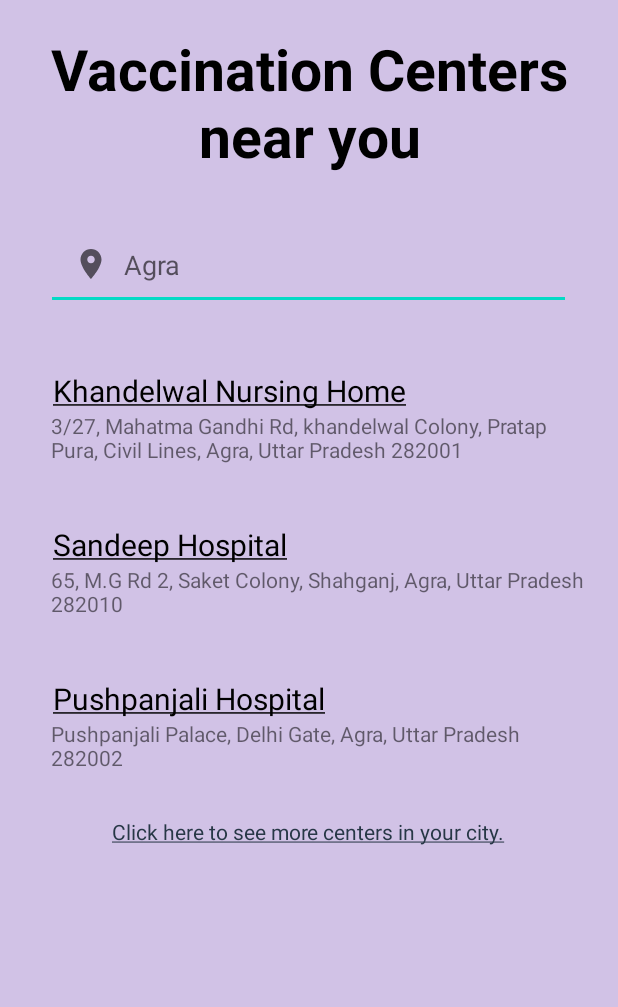
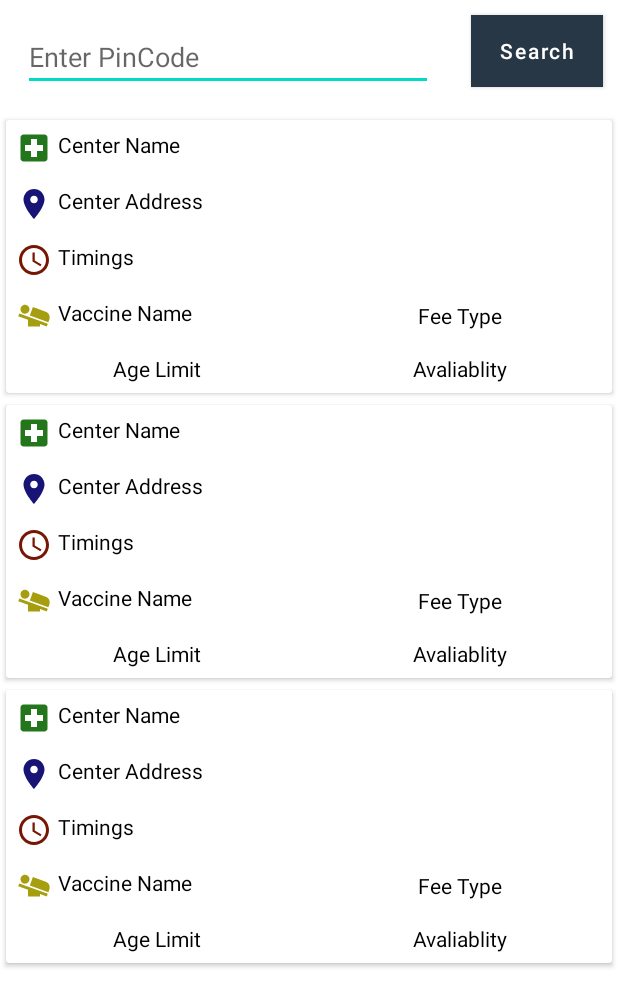
Before and after one commit to abhi6377/Co-HELP, an Android app: the layout activity_vaccine.xml on its own in the app's theme, with its tools: preview values and no code run, on a phone screen of 412 x 824 dp. Shown: the top 1007 px of the screen. Run offline under Robolectric (Android 15) with nearby library versions, the phone set to English and light mode, and no system bars; network calls fail.

Commit message:
Added vaccination availability

```diff
--- a/app/build.gradle
+++ b/app/build.gradle
@@ -84,4 +84,5 @@ dependencies {
     implementation 'com.android.support:appcompat-v7:23.1.1'
     //noinspection GradleCompatible
     implementation 'com.android.support:design:23.1.1'
+    implementation 'com.android.volley:volley:1.2.0'
 }
--- a/app/src/main/AndroidManifest.xml
+++ b/app/src/main/AndroidManifest.xml
@@ -2,6 +2,7 @@
 <manifest xmlns:android="http://schemas.android.com/apk/res/android"
     package="com.app_dev.co_help">
 
+    <uses-permission android:name="android.permission.INTERNET" />
     <application
         android:allowBackup="true"
         android:icon="@mipmap/ic_launcher"
--- /dev/null
+++ b/app/src/main/res/drawable/ic_hospital.xml
@@ -0,0 +1,5 @@
+<vector android:height="24dp" android:tint="#24761C"
+    android:viewportHeight="24" android:viewportWidth="24"
+    android:width="24dp" xmlns:android="http://schemas.android.com/apk/res/android">
+    <path android:fillColor="@android:color/white" android:pathData="M19,3L5,3c-1.1,0 -1.99,0.9 -1.99,2L3,19c0,1.1 0.9,2 2,2h14c1.1,0 2,-0.9 2,-2L21,5c0,-1.1 -0.9,-2 -2,-2zM18,14h-4v4h-4v-4L6,14v-4h4L10,6h4v4h4v4z"/>
+</vector>
--- /dev/null
+++ b/app/src/main/res/drawable/location.xml
@@ -0,0 +1,5 @@
+<vector android:height="24dp" android:tint="#181476"
+    android:viewportHeight="24" android:viewportWidth="24"
+    android:width="24dp" xmlns:android="http://schemas.android.com/apk/res/android">
+    <path android:fillColor="@android:color/white" android:pathData="M12,2C8.13,2 5,5.13 5,9c0,5.25 7,13 7,13s7,-7.75 7,-13c0,-3.87 -3.13,-7 -7,-7zM12,11.5c-1.38,0 -2.5,-1.12 -2.5,-2.5s1.12,-2.5 2.5,-2.5 2.5,1.12 2.5,2.5 -1.12,2.5 -2.5,2.5z"/>
+</vector>
--- /dev/null
+++ b/app/src/main/res/drawable/time.xml
@@ -0,0 +1,6 @@
+<vector android:height="24dp" android:tint="#761603"
+    android:viewportHeight="24" android:viewportWidth="24"
+    android:width="24dp" xmlns:android="http://schemas.android.com/apk/res/android">
+    <path android:fillColor="@android:color/white" android:pathData="M11.99,2C6.47,2 2,6.48 2,12s4.47,10 9.99,10C17.52,22 22,17.52 22,12S17.52,2 11.99,2zM12,20c-4.42,0 -8,-3.58 -8,-8s3.58,-8 8,-8 8,3.58 8,8 -3.58,8 -8,8z"/>
+    <path android:fillColor="@android:color/white" android:pathData="M12.5,7H11v6l5.25,3.15 0.75,-1.23 -4.5,-2.67z"/>
+</vector>
--- /dev/null
+++ b/app/src/main/res/drawable/vacci.xml
@@ -0,0 +1,5 @@
+<vector android:height="24dp" android:tint="#A59E0E"
+    android:viewportHeight="24" android:viewportWidth="24"
+    android:width="24dp" xmlns:android="http://schemas.android.com/apk/res/android">
+    <path android:fillColor="@android:color/white" android:pathData="M22.25,14.29l-0.69,1.89L9.2,11.71l2.08,-5.66 8.56,3.09c2.1,0.76 3.18,3.06 2.41,5.15zM1.5,12.14L8,14.48L8,19h8v-1.63L20.52,19l0.69,-1.89 -19.02,-6.86 -0.69,1.89zM7.3,10.2c1.49,-0.72 2.12,-2.51 1.41,-4C7.99,4.71 6.2,4.08 4.7,4.8c-1.49,0.71 -2.12,2.5 -1.4,4 0.71,1.49 2.5,2.12 4,1.4z"/>
+</vector>
--- a/app/src/main/res/layout/activity_vaccine.xml
+++ b/app/src/main/res/layout/activity_vaccine.xml
@@ -1,111 +1,49 @@
 <?xml version="1.0" encoding="utf-8"?>
-<LinearLayout xmlns:android="http://schemas.android.com/apk/res/android"
+<RelativeLayout xmlns:android="http://schemas.android.com/apk/res/android"
     xmlns:app="http://schemas.android.com/apk/res-auto"
     xmlns:tools="http://schemas.android.com/tools"
     android:layout_width="match_parent"
     android:layout_height="match_parent"
-    android:gravity="center_horizontal"
+
     android:orientation="vertical"
     tools:context=".vaccine"
-    android:background="#D1C2E6">
+   >
 
-    <TextView
+    <EditText
+        android:id="@+id/idEdtPinCode"
+        android:layout_width="match_parent"
+        android:layout_height="wrap_content"
+        android:layout_margin="15dp"
+        android:layout_toStartOf="@id/idBtnSearch"
+        android:layout_toLeftOf="@id/idBtnSearch"
+        android:hint="Enter PinCode"
+        android:inputType="number" />
+
+    <!--button for searchng the data-->
+    <Button
+        android:id="@+id/idBtnSearch"
         android:layout_width="wrap_content"
         android:layout_height="wrap_content"
-        android:text="Vaccination Centers near you"
-        android:textStyle="bold"
-        android:textSize="38sp"
-        android:gravity="center_horizontal"
-        android:layout_marginTop="20dp"
-        android:textColor="@color/black">
+        android:layout_alignParentEnd="true"
+        android:layout_alignParentRight="true"
+        android:layout_margin="10dp"
+        android:background="@color/purple_200"
+        android:text="Search"
+        android:textAllCaps="false" />
 
-
-    </TextView>
-    <EditText
-        android:id="@+id/registerEmail"
-        android:layout_marginTop="30dp"
-        android:layout_width="350dp"
-        android:layout_height="wrap_content"
-        android:ems="10"
-        android:drawableLeft="@drawable/address"
-        android:drawableStart="@drawable/address"
-        android:drawablePadding="10dp"
-        android:hint="Agra"
-        android:padding="18dp"
-        android:inputType="textEmailAddress" >
-
-    </EditText>
-
-    <TextView
+    <!--progress bar for loading indicator-->
+    <ProgressBar
+        android:id="@+id/idPBLoading"
         android:layout_width="wrap_content"
         android:layout_height="wrap_content"
-        android:text="@string/messagewithlink"
-        android:layout_marginTop="40dp"
-        android:textSize="20sp"
-        android:layout_gravity="left"
-        android:layout_marginLeft="35dp"
-        android:textColorLink="@color/black"
-        />
-    <TextView
-        android:layout_width="wrap_content"
-        android:layout_height="wrap_content"
-        android:layout_marginLeft="29dp"
-        android:layout_marginRight="20dp"
-        android:text="3/27, Mahatma Gandhi Rd, khandelwal Colony, Pratap Pura, Civil Lines, Agra, Uttar Pradesh 282001"
-        >
+        android:layout_centerInParent="true"
+        android:visibility="gone" />
 
-    </TextView>
-
-
-    <TextView
-        android:layout_width="wrap_content"
-        android:layout_height="wrap_content"
-        android:text="@string/messagewithlink2"
-        android:layout_marginTop="40dp"
-        android:textSize="20sp"
-        android:layout_gravity="left"
-        android:layout_marginLeft="35dp"
-        android:textColorLink="@color/black"
-        />
-    <TextView
-        android:layout_width="wrap_content"
-        android:layout_height="wrap_content"
-        android:layout_marginRight="20dp"
-        android:layout_marginLeft="29dp"
-        android:text="65, M.G Rd 2, Saket Colony, Shahganj, Agra, Uttar Pradesh 282010"
-        >
-
-    </TextView>
-
-
-    <TextView
-        android:layout_width="wrap_content"
-        android:layout_height="wrap_content"
-        android:text="@string/messagewithlink3"
-        android:layout_marginTop="40dp"
-        android:textSize="20sp"
-        android:layout_gravity="left"
-        android:layout_marginLeft="35dp"
-        android:textColorLink="@color/black"
-        />
-    <TextView
-        android:layout_width="wrap_content"
-        android:layout_height="wrap_content"
-        android:layout_marginLeft="29dp"
-        android:layout_marginRight="20dp"
-        android:text="Pushpanjali Palace, Delhi Gate, Agra, Uttar Pradesh 282002"
-        >
-
-    </TextView>
-<TextView
-    android:layout_width="wrap_content"
-    android:layout_height="wrap_content"
-    android:text="@string/morecenters"
-    android:layout_marginTop="30sp"
-    android:textColorLink="@color/purple_700"
-    >
-
-</TextView>
-
-
-</LinearLayout>
+    <!--recycler view for displaying results in the form of list-->
+    <androidx.recyclerview.widget.RecyclerView
+        android:id="@+id/centersRV"
+        android:layout_width="match_parent"
+        android:layout_height="match_parent"
+        android:layout_below="@id/idEdtPinCode"
+        tools:listitem="@layout/center_rv_item" />
+</RelativeLayout>
--- /dev/null
+++ b/app/src/main/res/layout/center_rv_item.xml
@@ -0,0 +1,122 @@
+<?xml version="1.0" encoding="utf-8"?>
+<androidx.cardview.widget.CardView
+    xmlns:android="http://schemas.android.com/apk/res/android" android:layout_width="match_parent"
+    android:layout_height="wrap_content"
+    android:layout_margin="4dp">
+
+    <RelativeLayout
+        android:layout_width="match_parent"
+        android:layout_height="wrap_content">
+
+        <!--text view for displaying center name-->
+        <TextView
+            android:id="@+id/idTVCenterName"
+            android:layout_width="match_parent"
+            android:layout_height="wrap_content"
+            android:layout_margin="3dp"
+            android:drawableLeft="@drawable/ic_hospital"
+            android:drawablePadding="4dp"
+            android:padding="3dp"
+            android:text="Center Name"
+            android:textColor="@color/black" />
+
+        <!--text view for displaying center address-->
+        <TextView
+            android:id="@+id/idTVCenterAddress"
+            android:layout_width="match_parent"
+            android:layout_height="wrap_content"
+            android:layout_below="@id/idTVCenterName"
+            android:layout_margin="3dp"
+            android:drawableLeft="@drawable/location"
+            android:drawablePadding="4dp"
+            android:padding="3dp"
+            android:text="Center Address"
+            android:textColor="@color/black" />
+
+        <!--text view for displaying center timings-->
+        <TextView
+            android:id="@+id/idTVCenterTimings"
+            android:layout_width="match_parent"
+            android:layout_height="wrap_content"
+            android:layout_below="@id/idTVCenterAddress"
+            android:layout_margin="3dp"
+            android:drawableLeft="@drawable/time"
+            android:drawablePadding="4dp"
+            android:padding="3dp"
+            android:text="Timings"
+            android:textColor="@color/black" />
+
+        <LinearLayout
+            android:id="@+id/idLL1"
+            android:layout_width="match_parent"
+            android:layout_height="wrap_content"
+            android:layout_below="@id/idTVCenterTimings"
+            android:orientation="horizontal"
+            android:weightSum="2">
+
+            <!--text view for displaying vaccine name-->
+            <TextView
+                android:id="@+id/idTVVaccineName"
+                android:layout_width="0dp"
+                android:layout_height="wrap_content"
+                android:layout_margin="3dp"
+                android:layout_weight="1"
+                android:drawableLeft="@drawable/vacci"
+                android:drawablePadding="4dp"
+                android:padding="3dp"
+                android:text="Vaccine Name"
+                android:textColor="@color/black" />
+
+            <!--text view for displaying center fees type-->
+            <TextView
+                android:id="@+id/idTVFeeType"
+                android:layout_width="0dp"
+                android:layout_height="wrap_content"
+                android:layout_gravity="center"
+                android:layout_margin="3dp"
+                android:layout_weight="1"
+                android:padding="3dp"
+                android:text="Fee Type"
+                android:textAlignment="center"
+                android:textColor="@color/black" />
+        </LinearLayout>
+
+        <LinearLayout
+            android:id="@+id/idLL2"
+            android:layout_width="match_parent"
+            android:layout_height="wrap_content"
+            android:layout_below="@id/idLL1"
+            android:orientation="horizontal"
+            android:weightSum="2">
+
+            <!--text view for displaying age limit-->
+            <TextView
+                android:id="@+id/idTVAgeLimit"
+                android:layout_width="0dp"
+                android:layout_height="wrap_content"
+                android:layout_gravity="center"
+                android:layout_margin="3dp"
+                android:layout_weight="1"
+                android:padding="3dp"
+                android:text="Age Limit"
+                android:textAlignment="center"
+                android:textColor="@color/black" />
+
+            <!--text view for displaying center availability-->
+            <TextView
+                android:id="@+id/idTVAvaliablity"
+                android:layout_width="0dp"
+                android:layout_height="wrap_content"
+                android:layout_gravity="center"
+                android:layout_margin="3dp"
+                android:layout_weight="1"
+                android:padding="3dp"
+                android:text="Avaliablity"
+                android:textAlignment="center"
+                android:textColor="@color/black" />
+
+        </LinearLayout>
+
+    </RelativeLayout>
+
+</androidx.cardview.widget.CardView>
```
Also changed, not shown: app/src/main/java/com/app_dev/co_help/Adapters/CenterRVAdapter.kt (added, +66 -0 lines), app/src/main/java/com/app_dev/co_help/CenterRvModal.kt (added, +28 -0 lines), app/src/main/java/com/app_dev/co_help/vaccine.kt (+183 -0 lines).
